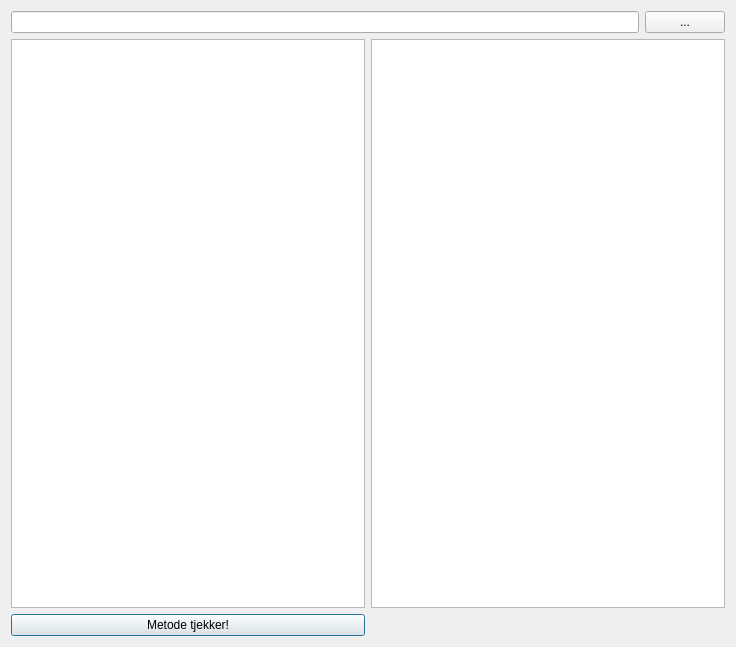
The window that wor_checker_dialog_base.ui (danielarnason/WorChecker) describes before a commit, drawn with Qt 5.
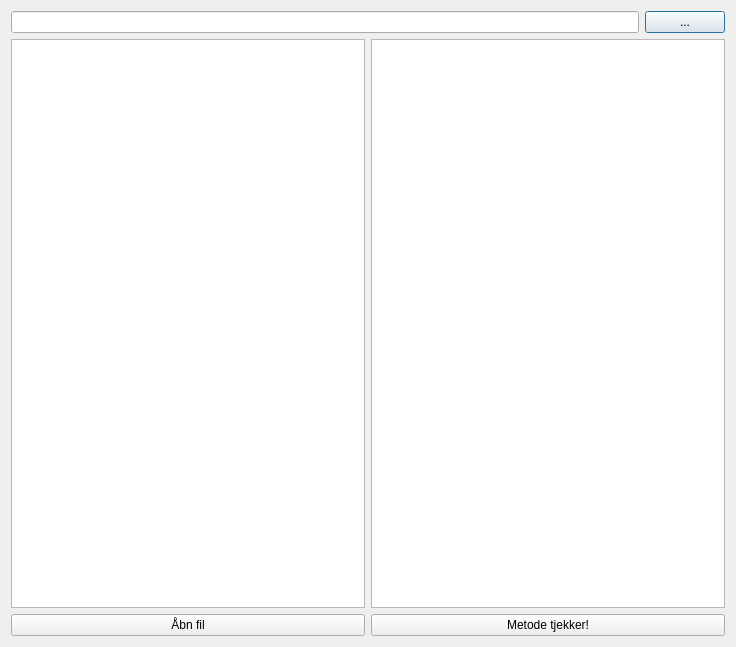
The same window after the commit.

Commit message: Kan nu åbne valgt fil

What changed in the file:
```diff
--- a/wor_checker_dialog_base.ui
+++ b/wor_checker_dialog_base.ui
@@ -14,13 +14,6 @@
    <string>MapInfo WOR Checker</string>
   </property>
   <layout class="QGridLayout" name="gridLayout_2">
-   <item row="2" column="0">
-    <widget class="QPushButton" name="pushButton_2">
-     <property name="text">
-      <string>Metode tjekker!</string>
-     </property>
-    </widget>
-   </item>
    <item row="1" column="0">
     <widget class="QListWidget" name="listWidget"/>
    </item>
@@ -41,6 +34,23 @@
      </item>
     </layout>
    </item>
+   <item row="1" column="1">
+    <widget class="QTextEdit" name="textEdit"/>
+   </item>
+   <item row="2" column="1">
+    <widget class="QPushButton" name="pushButton_2">
+     <property name="text">
+      <string>Metode tjekker!</string>
+     </property>
+    </widget>
+   </item>
+   <item row="2" column="0">
+    <widget class="QPushButton" name="pushButton_3">
+     <property name="text">
+      <string>Åbn fil</string>
+     </property>
+    </widget>
+   </item>
   </layout>
  </widget>
  <resources/>
```
Left out of the diff: 3 changed lines with no effect on the pictures. The commit also changes 1 other file.
